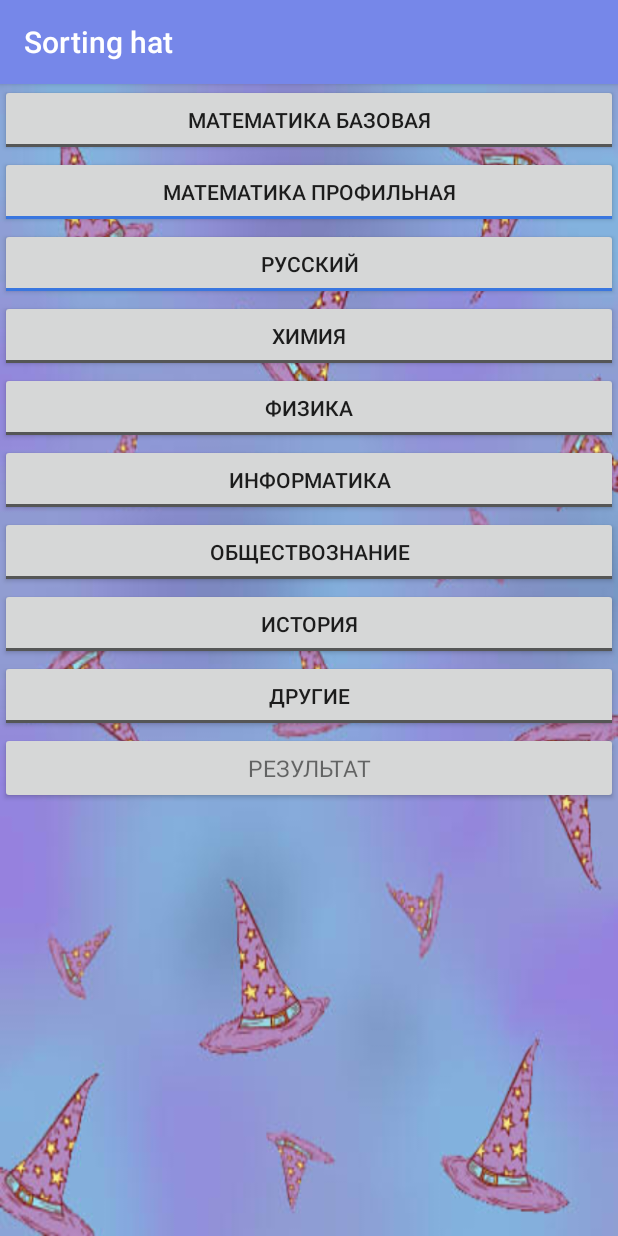
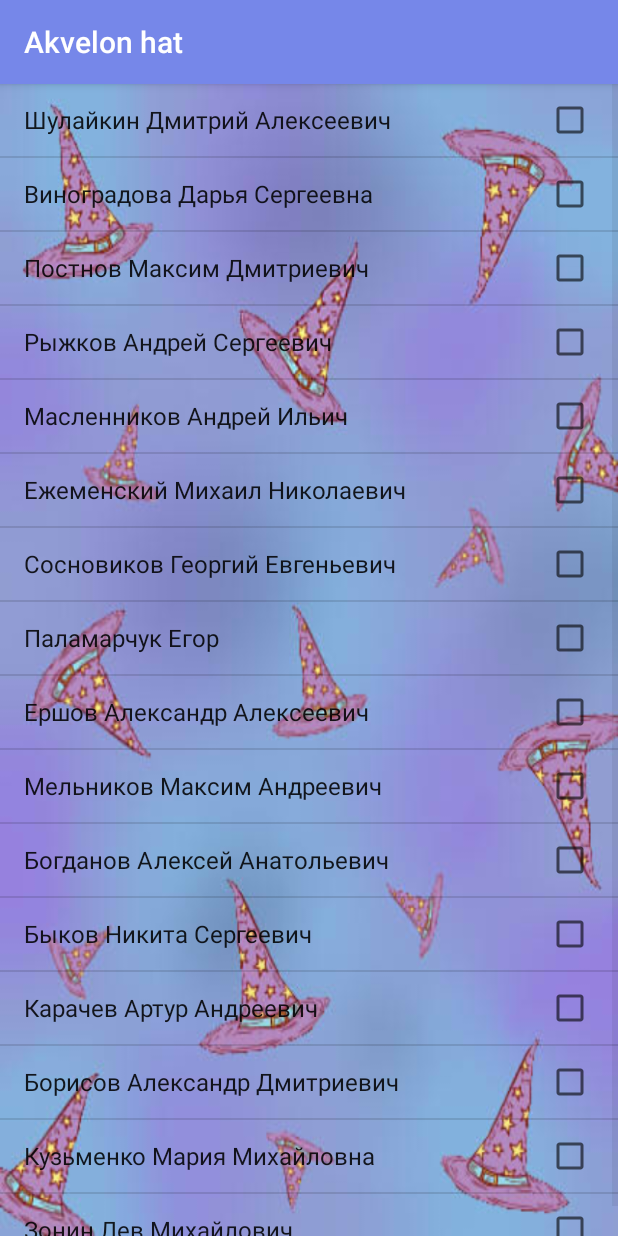
Before and after one commit to ISUCT/SortingHat, an Android app: the Client screen opened directly, with no data from a screen before it, on a phone screen of 412 x 824 dp. Run offline under Robolectric (Android 15) with nearby library versions, the phone set to English and light mode, and no system bars; 4 statements that could not run were skipped.

Commit message:
Added working prototype

```diff
--- a/Bluetooth/app/build.gradle
+++ b/Bluetooth/app/build.gradle
@@ -5,7 +5,7 @@ android {
     buildToolsVersion '24.0.2'
 
     defaultConfig {
-        applicationId "cheerfulpeach.bluetooth"
+        applicationId "Akvelon.bluetooth"
         minSdkVersion 8
         targetSdkVersion 23
         versionCode 2
@@ -22,7 +22,7 @@ android {
 dependencies {
     compile fileTree(dir: 'libs', include: ['*.jar'])
     testCompile 'junit:junit:4.12'
-    compile 'com.android.support:support-v4:23.+'
+    compile 'com.android.support:support-v4:23.4.0'
     compile 'com.android.support:appcompat-v7:23.+'
     compile "com.android.support:design:23.3.+"
 }
--- a/Bluetooth/app/src/main/java/cheerfulpeach/bluetooth/Client.java
+++ b/Bluetooth/app/src/main/java/cheerfulpeach/bluetooth/Client.java
@@ -10,7 +10,11 @@ import android.support.v7.app.AppCompatActivity;
 import android.os.Bundle;
 import android.util.Log;
 import android.view.View;
+import android.widget.AdapterView;
+import android.widget.ArrayAdapter;
 import android.widget.Button;
+import android.widget.ListView;
+import android.widget.Toast;
 import android.widget.ToggleButton;
 
 import java.io.IOException;
@@ -21,25 +25,27 @@ import static android.bluetooth.BluetoothAdapter.getDefaultAdapter;
 
 public class Client extends AppCompatActivity {
 
-    private ToggleButton tglMathBase;
-    private ToggleButton tglMathAdv;
-    private ToggleButton tglRussian;
-    private ToggleButton tglChem;
-    private ToggleButton tglPhysics;
-    private ToggleButton tglInformatics;
-    private ToggleButton tglObshestvo;
-    private ToggleButton tglHistory;
-    private ToggleButton tglOthers;
-    private Button result;
+//    private ToggleButton tglMathBase;
+//    private ToggleButton tglMathAdv;
+//    private ToggleButton tglRussian;
+//    private ToggleButton tglChem;
+//    private ToggleButton tglPhysics;
+//    private ToggleButton tglInformatics;
+//    private ToggleButton tglObshestvo;
+//    private ToggleButton tglHistory;
+//    private ToggleButton tglOthers;
+//    private Button result;
     private BluetoothAdapter bluetoothAdapter;
     private BluetoothSocket btSocket;
     private OutputStream outStream;
 
     public final static String SERVICE_UUID = "00001101-0000-1000-8000-00805F9B34FB";
-    int [] grpchem = {1,2,3,4};
-    int [] grpPhys = {6,7,8,9,10,11,12};
+    int [] passFace = {1,2,3};
+    int [] climateStation = {4,5,6};
     int [] grpInform = {13,14};
     int [] grpObsh = {15,16,17};
+
+
 
     @Override
     protected void onCreate(Bundle savedInstanceState) {
@@ -50,16 +56,16 @@ public class Client extends AppCompatActivity {
 
         bluetoothAdapter = getDefaultAdapter();
 
-        tglMathBase = (ToggleButton)findViewById(R.id.tglMathBase);
-        tglMathAdv = (ToggleButton)findViewById(R.id.tglMathAdv);
-        tglRussian= (ToggleButton)findViewById(R.id.tglRussian);
-        tglChem= (ToggleButton)findViewById(R.id.tglChem);
-        tglPhysics= (ToggleButton)findViewById(R.id.tglPhysics);
-        tglInformatics= (ToggleButton)findViewById(R.id.tglInformatics);
-        tglObshestvo= (ToggleButton)findViewById(R.id.tglObshestvo);
-        tglHistory= (ToggleButton)findViewById(R.id.tglHistory);
-        tglOthers= (ToggleButton)findViewById(R.id.tglOthers);
-        result = (Button)findViewById(R.id.result);
+//        tglMathBase = (ToggleButton)findViewById(R.id.tglMathBase);
+//        tglMathAdv = (ToggleButton)findViewById(R.id.tglMathAdv);
+//        tglRussian= (ToggleButton)findViewById(R.id.tglRussian);
+//        tglChem= (ToggleButton)findViewById(R.id.tglChem);
+//        tglPhysics= (ToggleButton)findViewById(R.id.tglPhysics);
+//        tglInformatics= (ToggleButton)findViewById(R.id.tglInformatics);
+//        tglObshestvo= (ToggleButton)findViewById(R.id.tglObshestvo);
+//        tglHistory= (ToggleButton)findViewById(R.id.tglHistory);
+//        tglOthers= (ToggleButton)findViewById(R.id.tglOthers);
+//        result = (Button)findViewById(R.id.result);
 
         Intent intent = getIntent();
         String addr = intent.getStringExtra("device");
@@ -81,82 +87,65 @@ public class Client extends AppCompatActivity {
             }
         }
 
+        ListView lvMain = (ListView) findViewById(R.id.lvMain);
+        lvMain.setChoiceMode(ListView.CHOICE_MODE_MULTIPLE);
+        ArrayAdapter<CharSequence> adapter = ArrayAdapter.createFromResource(
+                this, R.array.names, android.R.layout.simple_list_item_multiple_choice);
 
+        lvMain.setAdapter(adapter);
 
-        tglMathAdv.setOnClickListener(new View.OnClickListener() {
-            @Override
-            public void onClick(View v) {
-                if (tglMathAdv.isChecked()){
-                    tglMathBase.setChecked(false);
-                }
-            }
-        });
-
-        tglMathBase.setOnClickListener(new View.OnClickListener() {
-            @Override
-            public void onClick(View v) {
-                if (tglMathBase.isChecked()){
-                    tglMathAdv.setChecked(false);
-                }
-            }
-        });
-
-        tglPhysics.setOnClickListener(new View.OnClickListener() {
-            @Override
-            public void onClick(View v) {
-                if (tglPhysics.isChecked()){
-                    tglChem.setChecked(false);
-                }
-            }
-        });
-
-
-        tglChem.setOnClickListener(new View.OnClickListener() {
-            @Override
-            public void onClick(View v) {
-                if (tglChem.isChecked()){
-                    tglPhysics.setChecked(false);
-                }
-            }
-        });
-
-        result.setOnClickListener(new View.OnClickListener() {
-            @Override
-            public void onClick(View v) {
-
-                if (tglMathBase.isChecked()){
-                    sendData(0);
-                    return;
-                }
-                if(tglChem.isChecked()){
-                    int randi=(int) (Math.random()*grpchem.length);
-                    sendData(grpchem[randi]);
-                    return;
-                }
-                if(tglPhysics.isChecked()){
-                    int randi=(int) (Math.random()*grpPhys.length);
-                    sendData(grpPhys[randi]);
-                    return;
-                }
-
-                if(tglInformatics.isChecked()){
-                    int randi=(int) (Math.random()*grpInform.length);
-                    sendData(grpInform[randi]);
-                    return;
-                }
-                if(tglObshestvo.isChecked()){
-                    int randi=(int) (Math.random()*grpObsh.length);
-                    sendData(grpObsh[randi]);
-                    return;
-                }
-                if(tglHistory.isChecked()){
-                    //int randi=(int) (Math.random()*grpObsh.length);
-                    sendData(18);
-                    return;
+        lvMain.setOnItemClickListener(new AdapterView.OnItemClickListener() {
+            public void onItemClick(AdapterView<?> parent, View view,
+                                    int position, long id) {
+//                Log.d("LOGGING", "itemClick: position = " + position + ", id = "
+//                        + id);
+                if (position <8) { //PassFace
+                    int randi = (int) (Math.random()*passFace.length);
+                    sendData(passFace[randi]);
+                }else{
+                    int randi = (int) (Math.random()*climateStation.length);
+                    sendData(climateStation[randi]);
                 }
 
             }
         });
+//        result.setOnClickListener(new View.OnClickListener() {
+//            @Override
+//            public void onClick(View v) {
+//
+//                if (tglMathBase.isChecked()){
+//                    sendData(0);
+//                    return;
+//                }
+//                if(tglChem.isChecked()){
+//                    int randi=(int) (Math.random()*grpchem.length);
+//                    sendData(grpchem[randi]);
+//                    return;
+//                }
+//                if(tglPhysics.isChecked()){
+//                    int randi=(int) (Math.random()*grpPhys.length);
+//                    sendData(grpPhys[randi]);
+//                    return;
+//                }
+//
+//                if(tglInformatics.isChecked()){
+//                    int randi=(int) (Math.random()*grpInform.length);
+//                    sendData(grpInform[randi]);
+//                    return;
+//                }
+//                if(tglObshestvo.isChecked()){
+//                    int randi=(int) (Math.random()*grpObsh.length);
+//                    sendData(grpObsh[randi]);
+//                    return;
+//                }
+//                if(tglHistory.isChecked()){
+//                    //int randi=(int) (Math.random()*grpObsh.length);
+//                    sendData(18);
+//                    return;
+//                }
+//
+//            }
+//        });
     }
 
 
--- a/Bluetooth/app/src/main/res/layout/asclient.xml
+++ b/Bluetooth/app/src/main/res/layout/asclient.xml
@@ -8,75 +8,13 @@
     android:orientation="vertical"
     android:background="@drawable/img"
     tools:context="cheerfulpeach.bluetooth.Client">
-
-    <ToggleButton
-        android:textOff="Математика базовая"
-        android:textOn="Математика базовая"
+<!--<ScrollView-->
+    <!--android:layout_width="match_parent"-->
+    <!--android:layout_height="match_parent">-->
+    <ListView
+        android:id="@+id/lvMain"
         android:layout_width="match_parent"
-        android:layout_height="wrap_content"
-        android:id="@+id/tglMathBase" />
-
-    <ToggleButton
-        android:textOff="Математика профильная"
-        android:textOn="Математика профильная"
-        android:layout_width="match_parent"
-        android:layout_height="wrap_content"
-        android:id="@+id/tglMathAdv"
-        android:checked="true" />
-
-    <ToggleButton
-        android:textOff="Русский"
-        android:textOn="Русский"
-        android:layout_width="match_parent"
-        android:layout_height="wrap_content"
-        android:id="@+id/tglRussian"
-        android:checked="true"
-        />
-
-    <ToggleButton
-        android:textOff="Химия"
-        android:textOn="Химия"
-        android:layout_width="match_parent"
-        android:layout_height="wrap_content"
-        android:id="@+id/tglChem"/>
-    <ToggleButton
-        android:textOff="Физика"
-        android:textOn="Физика"
-        android:layout_width="match_parent"
-        android:layout_height="wrap_content"
-        android:id="@+id/tglPhysics"/>
-    <ToggleButton
-        android:textOff="Информатика"
-        android:textOn="Информатика"
-        android:layout_width="match_parent"
-        android:layout_height="wrap_content"
-        android:id="@+id/tglInformatics"/>
-    <ToggleButton
-        android:textOff="Обществознание"
-        android:textOn="Обществознание"
-        android:layout_width="match_parent"
-        android:layout_height="wrap_content"
-        android:id="@+id/tglObshestvo"/>
-    <ToggleButton
-        android:textOff="История"
-        android:textOn="История"
-        android:layout_width="match_parent"
-        android:layout_height="wrap_content"
-        android:id="@+id/tglHistory"/>
-    <ToggleButton
-        android:textOff="Другие"
-        android:textOn="Другие"
-        android:layout_width="match_parent"
-        android:layout_height="wrap_content"
-        android:id="@+id/tglOthers"/>
-
-    <Button
-        android:id="@+id/result"
-        style="?android:textAppearanceSmall"
-        android:layout_width="match_parent"
-        android:layout_height="wrap_content"
-        android:text="Результат"
-        android:textSize="15dp"
-        android:layout_gravity="center" />
+        android:layout_height="match_parent"></ListView>
+<!--</ScrollView>-->
 
 </LinearLayout>
--- a/Bluetooth/app/src/main/res/values/strings.xml
+++ b/Bluetooth/app/src/main/res/values/strings.xml
@@ -1,7 +1,26 @@
 <resources>
-    <string name="app_name">Sorting hat</string>
+    <string name="app_name">Akvelon hat</string>
     <string name="prompt_math_mark">Введите балл</string>
     <string name="prompt_language_mark">Введите балл</string>
     <string name="prompt_science_mark">Введите балл</string>
     <string name="prompt_chemestry_mark">Введите балл</string>
+
+    <string-array name="names">
+        <item>Шулайкин Дмитрий Алексеевич</item>
+        <item>Виноградова Дарья Сергеевна</item>
+        <item>Постнов Максим Дмитриевич</item>
+        <item>Рыжков Андрей Сергеевич</item>
+        <item>Масленников Андрей Ильич</item>
+        <item>Ежеменский Михаил Николаевич</item>
+        <item>Сосновиков Георгий Евгеньевич</item>
+        <item>Паламарчук Егор</item>
+        <item>Ершов Александр Алексеевич</item>
+        <item>Мельников Максим Андреевич</item>
+        <item>Богданов Алексей Анатольевич</item>
+        <item>Быков Никита Сергеевич</item>
+        <item>Карачев Артур Андреевич</item>
+        <item>Борисов Александр Дмитриевич</item>
+        <item>Кузьменко Мария Михайловна</item>
+        <item>Зонин Лев Михайлович</item>
+    </string-array>
 </resources>
```
Also changed, not shown: Bluetooth/app/src/main/java/cheerfulpeach/bluetooth/MainActivity.java (+35 -35 lines), Bluetooth/app/src/main/res/layout/lv_item.xml (added, +7 -0 lines), 3 other files.
